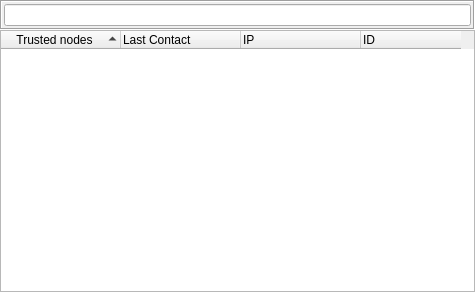
This is retroshare-gui/src/gui/common/FriendList.ui in RetroShare/RetroShare as Qt 5 draws it before an edit. The edited form follows.
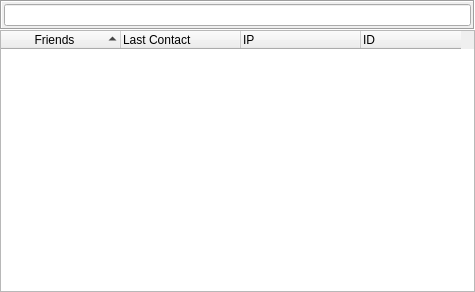
This is the edited form. Custom widgets are drawn as their Qt base class.

What changed in the file:
```diff
--- a/retroshare-gui/src/gui/common/FriendList.ui
+++ b/retroshare-gui/src/gui/common/FriendList.ui
@@ -81,7 +81,7 @@
      </attribute>
      <column>
       <property name="text">
-       <string>Trusted nodes</string>
+       <string>Friends</string>
       </property>
       <property name="textAlignment">
        <set>AlignCenter</set>
```
